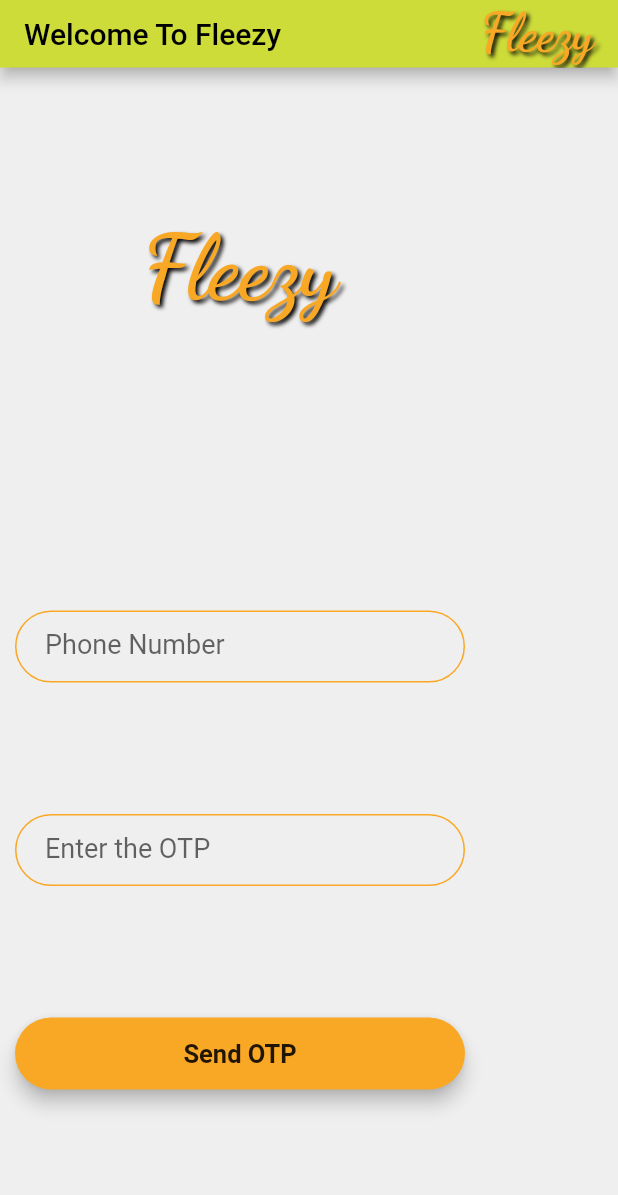
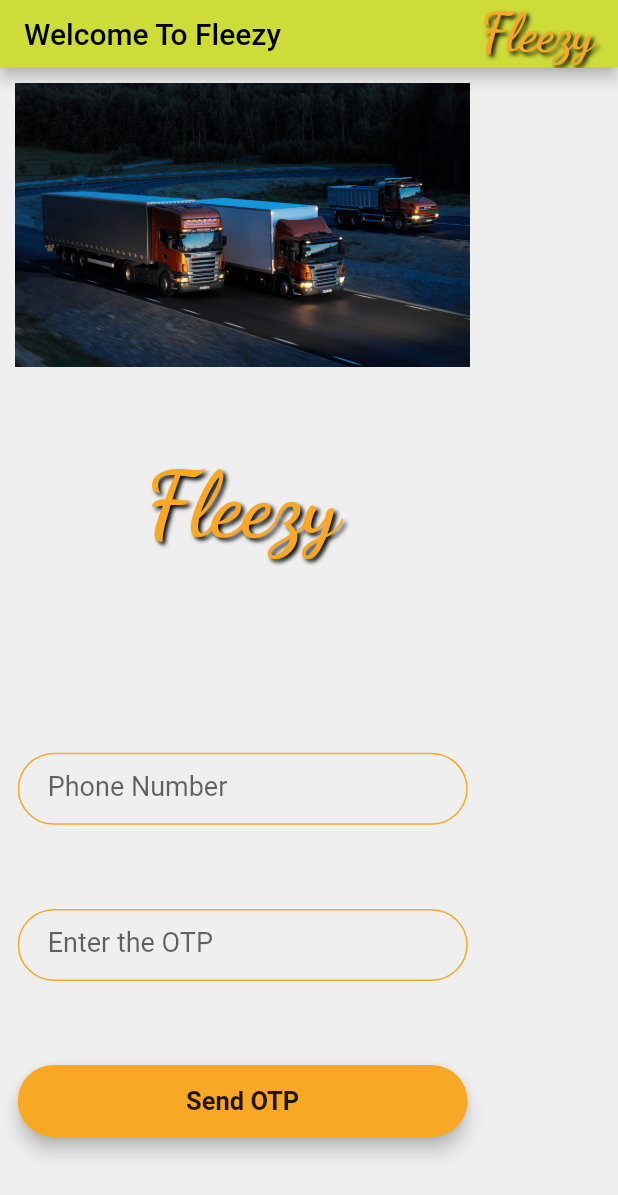
Before and after one commit to gokulr488/fleezy-web, a Flutter app: the screen it shows after launch, on a phone screen of 412 x 824 dp. Shown: the top 1195 px of the screen. Run offline on Flutter 3.47's test engine with Material 2 defaults, Android fonts, the phone set to English and light mode, and no system bars; our stand-ins replace cloud_firestore, firebase_auth, firebase_core, flutter_spinkit, google_fonts; accounts and stored records are empty; Roboto replaces fonts that are missing (Laila).

Commit message:
login screen is reactive

```diff
--- a/lib/Components/GridLayout.dart
+++ b/lib/Components/GridLayout.dart
@@ -1,14 +1,15 @@
 import 'package:flutter/material.dart';
 
 class GridLayout extends StatelessWidget {
-  const GridLayout({required this.children});
+  const GridLayout({required this.children, this.crossAxisCount});
   final List<Widget> children;
+  final int? crossAxisCount;
 
   @override
   Widget build(BuildContext context) {
     return Expanded(
       child: GridView.count(
-          crossAxisCount: 2,
+          crossAxisCount: crossAxisCount ?? 2,
           mainAxisSpacing: 15,
           crossAxisSpacing: 15,
           children: children),
--- /dev/null
+++ b/lib/Components/Responsive.dart
@@ -0,0 +1,36 @@
+import 'package:flutter/material.dart';
+
+class Responsive extends StatelessWidget {
+  const Responsive({
+    Key? key,
+    required this.mobile,
+    this.tablet,
+    required this.desktop,
+  }) : super(key: key);
+  final Widget mobile;
+  final Widget? tablet;
+  final Widget desktop;
+
+  // This isMobile, isTablet, isDesktop helep us later
+  static bool isMobile(BuildContext context) =>
+      MediaQuery.of(context).size.width < 850;
+
+  static bool isTablet(BuildContext context) =>
+      MediaQuery.of(context).size.width < 1100 &&
+      MediaQuery.of(context).size.width >= 850;
+
+  static bool isDesktop(BuildContext context) =>
+      MediaQuery.of(context).size.width >= 1100;
+
+  @override
+  Widget build(BuildContext context) {
+    final Size _size = MediaQuery.of(context).size;
+    if (_size.width >= 1100) {
+      return desktop;
+    } else if (_size.width >= 850 && tablet != null) {
+      return tablet!;
+    } else {
+      return mobile;
+    }
+  }
+}
--- /dev/null
+++ b/lib/Screens/LandingScreens/ErrorScreen.dart
@@ -0,0 +1,14 @@
+import 'package:fleezy_web/Components/BaseScreen.dart';
+import 'package:flutter/material.dart';
+
+class ErrorScreen extends StatelessWidget {
+  const ErrorScreen();
+
+  static const String id = 'ErrorScreen';
+  @override
+  Widget build(BuildContext context) {
+    return const BaseScreen(
+        headerText: 'Error',
+        child: Center(child: Text('Error loading FleeZy')));
+  }
+}
--- a/lib/Screens/LandingScreens/LoadingScreen.dart
+++ b/lib/Screens/LandingScreens/LoadingScreen.dart
@@ -3,6 +3,7 @@ import 'package:firebase_core/firebase_core.dart';
 import 'package:fleezy_web/Components/BaseScreen.dart';
 import 'package:fleezy_web/Components/LoadingDots.dart';
 import 'package:fleezy_web/Screens/HomePage/HomeScreen.dart';
+import 'package:fleezy_web/Screens/LandingScreens/ErrorScreen.dart';
 import 'package:fleezy_web/Screens/LandingScreens/LoginScreen.dart';
 import 'package:flutter/material.dart';
 
@@ -39,9 +40,7 @@ class _LoadingScreenState extends State<LoadingScreen> {
   Widget build(BuildContext context) {
     if (_isLoggedIn) return HomeScreen();
     if (_error) {
-      return const BaseScreen(
-          child: Center(child: LoadingDots(size: 75)),
-          headerText: 'Loading Fleezy. Please Wait');
+      return const ErrorScreen();
     }
     if (!_initialized) {
       return const BaseScreen(
--- a/lib/Screens/LandingScreens/LoginScreen.dart
+++ b/lib/Screens/LandingScreens/LoginScreen.dart
@@ -2,6 +2,7 @@ import 'package:firebase_auth/firebase_auth.dart';
 import 'package:fleezy_web/Common/UiConstants.dart';
 import 'package:fleezy_web/Components/BaseScreen.dart';
 import 'package:fleezy_web/Components/LoadingDots.dart';
+import 'package:fleezy_web/Components/Responsive.dart';
 import 'package:fleezy_web/Components/RoundedButton.dart';
 import 'package:fleezy_web/Screens/LandingScreens/LoginController.dart';
 import 'package:flutter/material.dart';
@@ -38,6 +39,56 @@ class _LoginScreenState extends State<LoginScreen> {
   Widget build(BuildContext context) {
     return BaseScreen(
       headerText: 'Welcome To Fleezy',
+      child: Responsive(
+          mobile: Column(
+            children: <Widget>[
+              const _ImageWidget(),
+              _LoginForm(message: message, ctrl: ctrl),
+            ],
+          ),
+          desktop: Row(
+            children: <Widget>[
+              const _ImageWidget(),
+              _LoginForm(message: message, ctrl: ctrl),
+            ],
+          )),
+    );
+  }
+
+  Future<void> onUserStreamEvent(User? user) async {
+    if (user == null) {
+      debugPrint('Login Screen :User is currently signed out!');
+    } else {
+      if (ctrl.verified) {
+        ctrl.verified = false; //to avoid multiple entry into this code
+        ctrl.showSpinner = true;
+        ctrl.disableButton = true;
+        setState(() {});
+        await ctrl.onVerificationCompleted(context);
+        debugPrint('Login Screen :User signed in!');
+      }
+    }
+  }
+
+  void onMessage(String event) {
+    message = event;
+    setState(() {});
+  }
+}
+
+class _LoginForm extends StatelessWidget {
+  const _LoginForm({
+    required this.message,
+    required this.ctrl,
+  });
+
+  final String message;
+  final LoginController ctrl;
+
+  @override
+  Widget build(BuildContext context) {
+    return Expanded(
+      flex: Responsive.isDesktop(context) ? 1 : 3,
       child: Column(
         mainAxisAlignment: MainAxisAlignment.spaceEvenly,
         children: <Widget>[
@@ -81,24 +132,19 @@ class _LoginScreenState extends State<LoginScreen> {
       ),
     );
   }
+}
 
-  Future<void> onUserStreamEvent(User? user) async {
-    if (user == null) {
-      debugPrint('Login Screen :User is currently signed out!');
-    } else {
-      if (ctrl.verified) {
-        ctrl.verified = false; //to avoid multiple entry into this code
-        ctrl.showSpinner = true;
-        ctrl.disableButton = true;
-        setState(() {});
-        await ctrl.onVerificationCompleted(context);
-        debugPrint('Login Screen :User signed in!');
-      }
-    }
-  }
+class _ImageWidget extends StatelessWidget {
+  const _ImageWidget();
 
-  void onMessage(String event) {
-    message = event;
-    setState(() {});
+  @override
+  Widget build(BuildContext context) {
+    return Expanded(
+      flex: Responsive.isDesktop(context) ? 3 : 1,
+      child: Image.asset(
+        'assets/images/startPageImage.jpg',
+        colorBlendMode: BlendMode.darken,
+      ),
+    );
   }
 }
--- a/lib/main.dart
+++ b/lib/main.dart
@@ -1,6 +1,7 @@
 import 'package:fleezy_web/Common/AppData.dart';
 import 'package:fleezy_web/Common/UiConstants.dart';
 import 'package:fleezy_web/Screens/HomePage/HomeScreen.dart';
+import 'package:fleezy_web/Screens/LandingScreens/ErrorScreen.dart';
 import 'package:fleezy_web/Screens/LandingScreens/LoadingScreen.dart';
 import 'package:fleezy_web/Screens/LandingScreens/LoginScreen.dart';
 import 'package:flutter/material.dart';
@@ -34,6 +35,7 @@ class FleezyWebApp extends StatelessWidget {
         routes: <String, Widget Function(BuildContext)>{
           LoginScreen.id: (BuildContext context) => LoginScreen(),
           LoadingScreen.id: (BuildContext context) => LoadingScreen(),
+          ErrorScreen.id: (BuildContext context) => ErrorScreen(),
           HomeScreen.id: (BuildContext context) => HomeScreen(),
         });
   }
```
